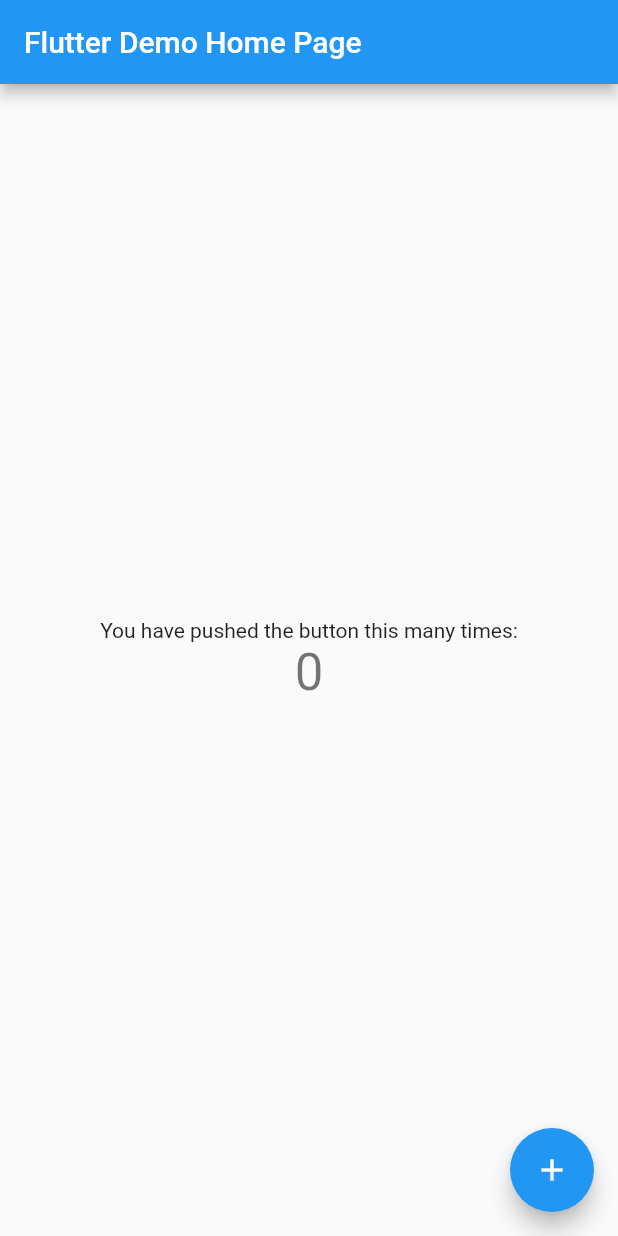
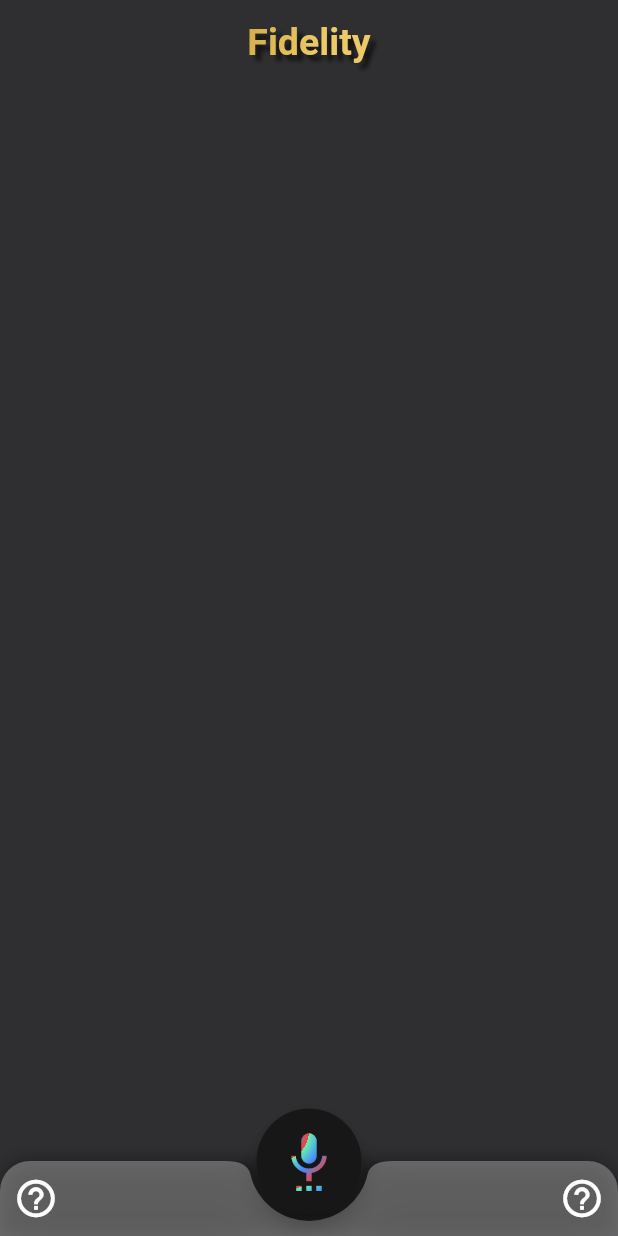
Before and after one commit to shatanikmahanty/Fidelity, a Flutter app: the screen it shows after launch, on a phone screen of 412 x 824 dp. Run offline on Flutter 3.47's test engine with Material 2 defaults, Android fonts, the phone set to English and light mode, and no system bars; our stand-ins replace progress_indicators, speech_to_text; Roboto replaces fonts that are missing (Potta).

Commit message:
Added Speech Recognition. Added jumping text through dependencies. Added text to speech

```diff
--- /dev/null
+++ b/lib/home.dart
@@ -0,0 +1,220 @@
+import 'package:flutter/cupertino.dart';
+import 'package:flutter/material.dart';
+import 'package:progress_indicators/progress_indicators.dart';
+import 'package:speech_to_text/speech_recognition_error.dart';
+import 'package:speech_to_text/speech_recognition_result.dart';
+import 'package:speech_to_text/speech_to_text.dart';
+
+class Home extends StatefulWidget {
+  @override
+  _HomeState createState() => _HomeState();
+}
+
+class _HomeState extends State<Home> {
+  var shortestSide;
+  var height;
+  var width;
+
+  String lastWords = '', lastStatus;
+  String lastError;
+
+  bool isDeviceConnected = true;
+
+  SpeechToText speech = SpeechToText();
+
+  final Shader linearGradient = LinearGradient(
+      stops: [0.25, 0.50, 0.75, 1],
+      begin: Alignment.topLeft,
+      end: Alignment.bottomRight,
+      colors: <Color>[
+        Color(0xffAE8625),
+        Color(0xffF7EF8A),
+        Color(0xffD2AC47),
+        Color(0xffEDC967),
+      ]).createShader(Rect.fromLTWH(0.0, 0.0, 200.0, 70.0));
+
+  void resultListener(SpeechRecognitionResult result) {
+    setState(() {
+      lastWords = '${result.recognizedWords}';
+    });
+
+    if (!speech.isListening) print(lastWords);
+  }
+
+  void errorListener(SpeechRecognitionError error) {
+    // print("Received error status: $error, listening: ${speech.isListening}");
+    setState(() {
+      lastError = '${error.errorMsg} - ${error.permanent}';
+    });
+  }
+
+  void statusListener(String status) {
+    // print(
+    // 'Received listener status: $status, listening: ${speech.isListening}');
+    setState(() {
+      lastStatus = '$status';
+    });
+  }
+
+  @override
+  Widget build(BuildContext context) {
+    shortestSide = MediaQuery.of(context).size.shortestSide;
+    height = MediaQuery.of(context).size.height;
+    width = MediaQuery.of(context).size.width;
+
+    return Scaffold(
+      backgroundColor: Color(0xff2F2F31),
+      body: SingleChildScrollView(
+        child: Container(
+          height: MediaQuery.of(context).size.height,
+          width: MediaQuery.of(context).size.width,
+          child: Column(
+            mainAxisAlignment: MainAxisAlignment.center,
+            children: [
+              speech.isListening
+                  ? Column(
+                      children: [
+                        JumpingText(
+                          "Listening...",
+                          style: TextStyle(
+                            fontFamily: "Potta",
+                            color: Colors.white,
+                            fontSize: 20,
+                            letterSpacing: 0.5,
+                          ),
+                        ),
+                        Text(
+                          lastWords,
+                          style: TextStyle(
+                            color: Colors.white,
+                            fontSize: 18,
+                          ),
+                        ),
+                      ],
+                    )
+                  : Text(
+                      lastWords,
+                      style: TextStyle(
+                        color: Colors.white,
+                        fontSize: 18,
+                      ),
+                    ),
+            ],
+          ),
+        ),
+      ),
+      bottomNavigationBar: Container(
+          decoration: BoxDecoration(
+            borderRadius: BorderRadius.only(
+                topRight: Radius.circular(20), topLeft: Radius.circular(20)),
+            boxShadow: [
+              BoxShadow(color: Colors.black38, spreadRadius: 0, blurRadius: 10),
+            ],
+          ),
+          child: ClipRRect(
+            borderRadius: BorderRadius.only(
+                topRight: Radius.circular(20), topLeft: Radius.circular(20)),
+            child: BottomAppBar(
+              elevation: 10,
+              color: Colors.white30,
+              child: Container(
+                height: 50,
+                child: Row(
+                  mainAxisSize: MainAxisSize.max,
+                  mainAxisAlignment: MainAxisAlignment.spaceBetween,
+                  children: [
+                    IconButton(
+                      onPressed: () {},
+                      icon: Icon(
+                        Icons.help_outline_sharp,
+                        size: 30,
+                        color: Colors.white,
+                      ),
+                    ),
+                    IconButton(
+                      onPressed: () {},
+                      icon: Icon(
+                        Icons.help_outline_sharp,
+                        size: 30,
+                        color: Colors.white,
+                      ),
+                    ),
+                  ],
+                ),
+              ),
+              shape: CircularNotchedRectangle(),
+              notchMargin: 5,
+            ),
+          )),
+      floatingActionButton: Container(
+        height: 70,
+        width: 70,
+        child: FloatingActionButton(
+          onPressed: () async {
+            bool available = false;
+
+            setState(() {
+              lastWords = '';
+            });
+
+            if (!speech.isAvailable)
+              available = await speech.initialize(
+                  onStatus: statusListener, onError: errorListener);
+            else {
+              available = true;
+            }
+
+            if (available) {
+              speech.listen(
+                partialResults: true,
+                cancelOnError: true,
+                onResult: resultListener,
+              );
+            } else {
+              print("The user has denied the use of speech recognition.");
+            }
+          },
+          child: ShaderMask(
+            shaderCallback: (Rect bounds) {
+              return RadialGradient(
+                center: Alignment.topLeft,
+                radius: 0.5,
+                colors: <Color>[
+                  Colors.greenAccent[200],
+                  Colors.blueAccent[200],
+                  Colors.red
+                ],
+                tileMode: TileMode.repeated,
+              ).createShader(bounds);
+            },
+            child: Icon(
+              Icons.settings_voice,
+              size: 40,
+            ),
+          ),
+        ),
+      ),
+      floatingActionButtonLocation: FloatingActionButtonLocation.centerDocked,
+      appBar: AppBar(
+          brightness: Brightness.dark,
+          elevation: 0,
+          centerTitle: true,
+          title: Text(
+            "Fidelity",
+            style: TextStyle(
+                fontSize: 25,
+                fontWeight: FontWeight.bold,
+                foreground: Paint()..shader = linearGradient,
+                fontFamily: "Potta",
+                shadows: <Shadow>[
+                  Shadow(
+                    offset: Offset(4, 4),
+                    blurRadius: 3.0,
+                    color: Colors.black.withOpacity(0.6),
+                  ),
+                ]),
+          ),
+          backgroundColor: Color(0xff2F2F31)),
+    );
+  }
+}
--- a/lib/main.dart
+++ b/lib/main.dart
@@ -1,104 +1,41 @@
 import 'package:flutter/material.dart';
+
+import 'home.dart';
 
 void main() {
   runApp(MyApp());
 }
 
-class MyApp extends StatelessWidget {
-  // This widget is the root of your application.
+class MyApp extends StatefulWidget {
+  @override
+  _MyAppState createState() => _MyAppState();
+}
+
+class _MyAppState extends State<MyApp> {
   @override
   Widget build(BuildContext context) {
     return MaterialApp(
-      title: 'Flutter Demo',
+      supportedLocales: [
+        Locale('en'),
+      ],
+      title: 'Fidelity',
+      debugShowCheckedModeBanner: false,
       theme: ThemeData(
-        primarySwatch: Colors.blue,
+        primarySwatch: MaterialColor(0xff171717, {
+          50: Color(0xff171717),
+          100: Color(0xff171717),
+          200: Color(0xff171717),
+          300: Color(0xff171717),
+          400: Color(0xff171717),
+          500: Color(0xff171717),
+          600: Color(0xff171717),
+          700: Color(0xff171717),
+          800: Color(0xff171717),
+          900: Color(0xff171717),
+        }),
+        visualDensity: VisualDensity.adaptivePlatformDensity,
       ),
-      home: MyHomePage(title: 'Flutter Demo Home Page'),
+      home: Home(),
     );
   }
 }
-
-class MyHomePage extends StatefulWidget {
-  MyHomePage({Key key, this.title}) : super(key: key);
-
-  // This widget is the home page of your application. It is stateful, meaning
-  // that it has a State object (defined below) that contains fields that affect
-  // how it looks.
-
-  // This class is the configuration for the state. It holds the values (in this
-  // case the title) provided by the parent (in this case the App widget) and
-  // used by the build method of the State. Fields in a Widget subclass are
-  // always marked "final".
-
-  final String title;
-
-  @override
-  _MyHomePageState createState() => _MyHomePageState();
-}
-
-class _MyHomePageState extends State<MyHomePage> {
-  int _counter = 0;
-
-  void _incrementCounter() {
-    setState(() {
-      // This call to setState tells the Flutter framework that something has
-      // changed in this State, which causes it to rerun the build method below
-      // so that the display can reflect the updated values. If we changed
-      // _counter without calling setState(), then the build method would not be
-      // called again, and so nothing would appear to happen.
-      _counter++;
-    });
-  }
-
-  @override
-  Widget build(BuildContext context) {
-    // This method is rerun every time setState is called, for instance as done
-    // by the _incrementCounter method above.
-    //
-    // The Flutter framework has been optimized to make rerunning build methods
-    // fast, so that you can just rebuild anything that needs updating rather
-    // than having to individually change instances of widgets.
-    return Scaffold(
-      appBar: AppBar(
-        // Here we take the value from the MyHomePage object that was created by
-        // the App.build method, and use it to set our appbar title.
-        title: Text(widget.title),
-      ),
-      body: Center(
-        // Center is a layout widget. It takes a single child and positions it
-        // in the middle of the parent.
-        child: Column(
-          // Column is also a layout widget. It takes a list of children and
-          // arranges them vertically. By default, it sizes itself to fit its
-          // children horizontally, and tries to be as tall as its parent.
-          //
-          // Invoke "debug painting" (press "p" in the console, choose the
-          // "Toggle Debug Paint" action from the Flutter Inspector in Android
-          // Studio, or the "Toggle Debug Paint" command in Visual Studio Code)
-          // to see the wireframe for each widget.
-          //
-          // Column has various properties to control how it sizes itself and
-          // how it positions its children. Here we use mainAxisAlignment to
-          // center the children vertically; the main axis here is the vertical
-          // axis because Columns are vertical (the cross axis would be
-          // horizontal).
-          mainAxisAlignment: MainAxisAlignment.center,
-          children: <Widget>[
-            Text(
-              'You have pushed the button this many times:',
-            ),
-            Text(
-              '$_counter',
-              style: Theme.of(context).textTheme.headline4,
-            ),
-          ],
-        ),
-      ),
-      floatingActionButton: FloatingActionButton(
-        onPressed: _incrementCounter,
-        tooltip: 'Increment',
-        child: Icon(Icons.add),
-      ), // This trailing comma makes auto-formatting nicer for build methods.
-    );
-  }
-}
```
Also changed, not shown: pubspec.yaml (+8 -15 lines), pubspec.lock, 4 other files.
